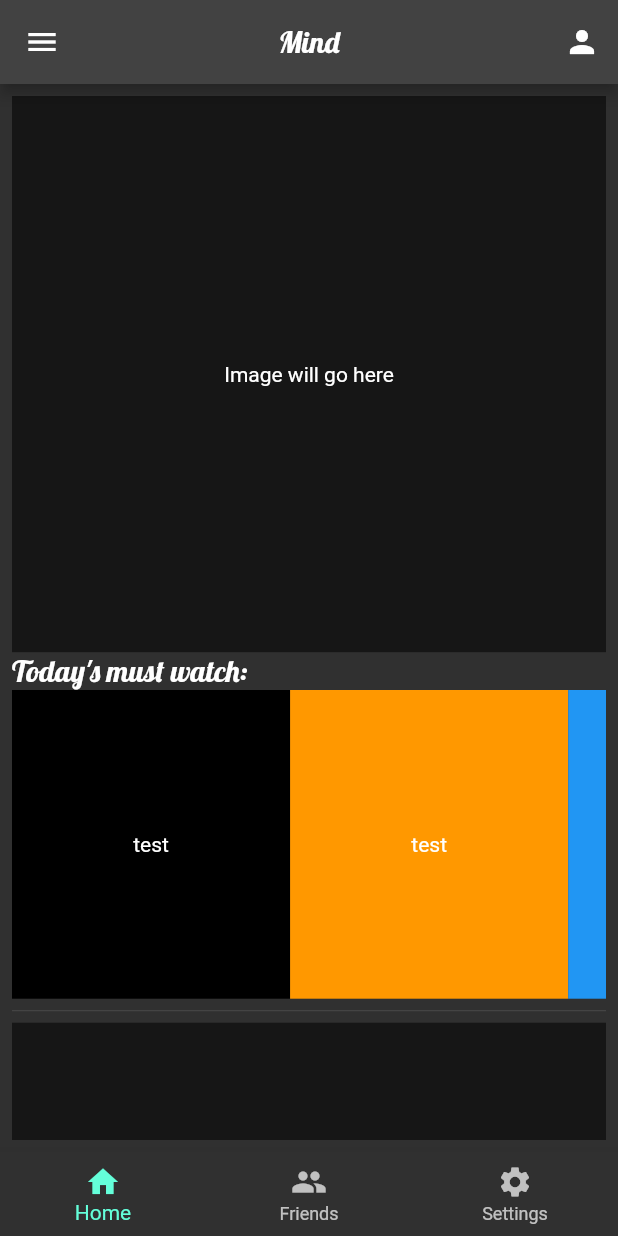
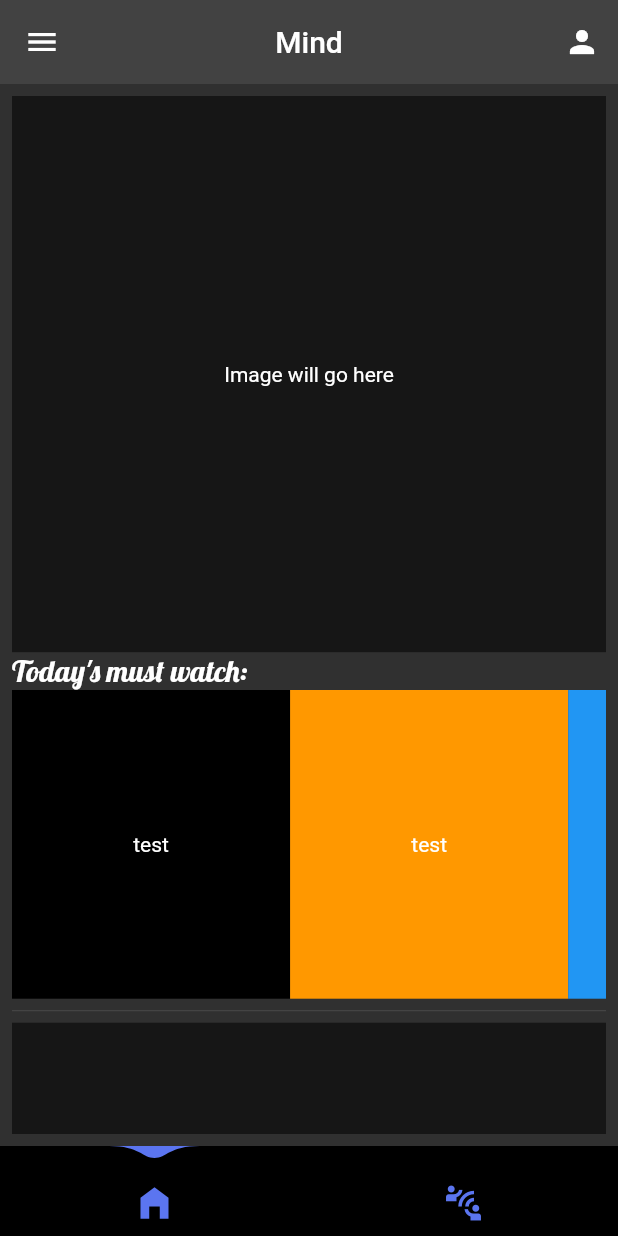
Before and after one commit to lopriorejosh/CSIS3126_LoPriore, a Flutter app: the screen it shows after launch, on a phone screen of 412 x 824 dp. Run offline on Flutter 3.47's test engine with Material 2 defaults, Android fonts, the light colour scheme and no system bars; drawn by our look-alikes of water_drop_nav_bar; our stand-ins replace google_fonts.

Commit message:
Updated navigation bar

```diff
--- a/mind/lib/Screens/HomePage.dart
+++ b/mind/lib/Screens/HomePage.dart
@@ -1,18 +1,38 @@
 import 'package:flutter/material.dart';
 import 'package:google_fonts/google_fonts.dart';
+import 'package:water_drop_nav_bar/water_drop_nav_bar.dart';
 
-class HomePage extends StatelessWidget {
+class HomePage extends StatefulWidget {
+  @override
+  State<HomePage> createState() => _HomePageState();
+}
+
+class _HomePageState extends State<HomePage> {
+  int selectedIndex = 0;
+  var pageController = PageController();
+
+  @override
+  void initState() {
+    super.initState();
+    pageController = PageController(initialPage: selectedIndex);
+  }
+
   @override
   Widget build(BuildContext context) {
     return Scaffold(
       appBar: AppBar(
+        elevation: 0,
         title: Text(
           'Mind',
-          style: GoogleFonts.lobster(),
+          style: Theme.of(context).appBarTheme.titleTextStyle,
         ),
         centerTitle: true,
         actions: [
-          IconButton(onPressed: () {}, icon: Icon(Icons.person)),
+          IconButton(
+              onPressed: () {
+                //navigate to profile page
+              },
+              icon: Icon(Icons.person)),
         ],
       ),
       drawer: Drawer(
@@ -46,6 +66,7 @@ class HomePage extends StatelessWidget {
       body: Padding(
         padding: const EdgeInsets.all(8.0),
         child: SingleChildScrollView(
+          controller: pageController,
           child: Column(children: [
             Container(
               decoration: const BoxDecoration(color: Colors.black54),
@@ -111,18 +132,32 @@ class HomePage extends StatelessWidget {
               width: double.infinity,
               child: Center(
                 child: Text(
-                  'Friends List here',
+                  'Friends Recently Watched',
                 ),
               ),
             )
           ]),
         ),
       ),
-      bottomNavigationBar: BottomNavigationBar(items: [
-        BottomNavigationBarItem(icon: Icon(Icons.home), label: 'Home'),
-        BottomNavigationBarItem(icon: Icon(Icons.people), label: 'Friends'),
-        BottomNavigationBarItem(icon: Icon(Icons.settings), label: 'Settings')
-      ]),
+      bottomNavigationBar: WaterDropNavBar(
+        backgroundColor: Colors.black,
+        selectedIndex: selectedIndex,
+        onItemSelected: ((index) {
+          setState(() {
+            selectedIndex = index;
+          });
+        }),
+        barItems: [
+          BarItem(
+            filledIcon: Icons.home_filled,
+            outlinedIcon: Icons.home,
+          ),
+          BarItem(
+            filledIcon: Icons.connect_without_contact_rounded,
+            outlinedIcon: Icons.connect_without_contact_outlined,
+          )
+        ],
+      ),
     );
   }
 }
--- a/mind/lib/main.dart
+++ b/mind/lib/main.dart
@@ -1,4 +1,5 @@
 import 'package:flutter/material.dart';
+import 'package:google_fonts/google_fonts.dart';
 
 import './Screens/HomePage.dart';
 
@@ -10,6 +11,7 @@ class MyApp extends StatelessWidget {
   @override
   Widget build(BuildContext context) {
     return MaterialApp(
+      debugShowCheckedModeBanner: false,
       title: 'Mind',
       theme: ThemeData(
         brightness: Brightness.dark,
--- a/mind/pubspec.yaml
+++ b/mind/pubspec.yaml
@@ -32,6 +32,7 @@ dependencies:
   flutter:
     sdk: flutter
   google_fonts: ^3.0.1
+  water_drop_nav_bar: ^2.2.0+4
 
 
   # The following adds the Cupertino Icons font to your application.
```
Also changed, not shown: mind/pubspec.lock.
